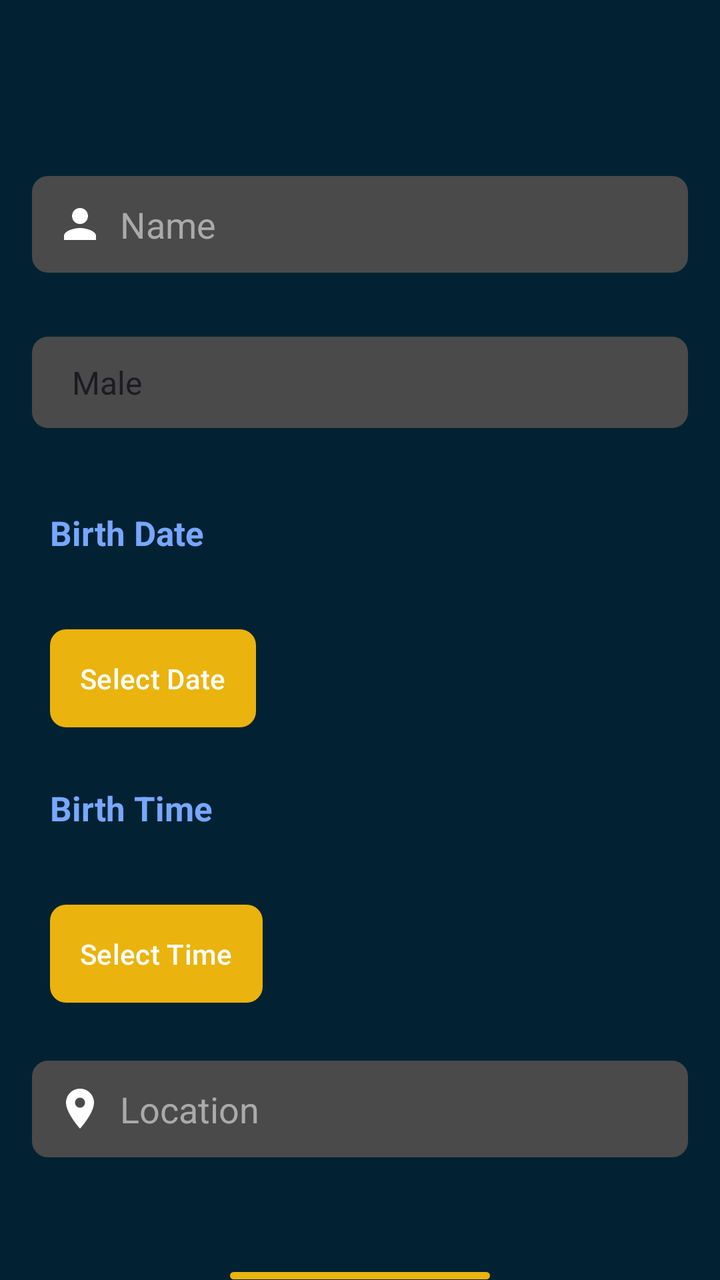
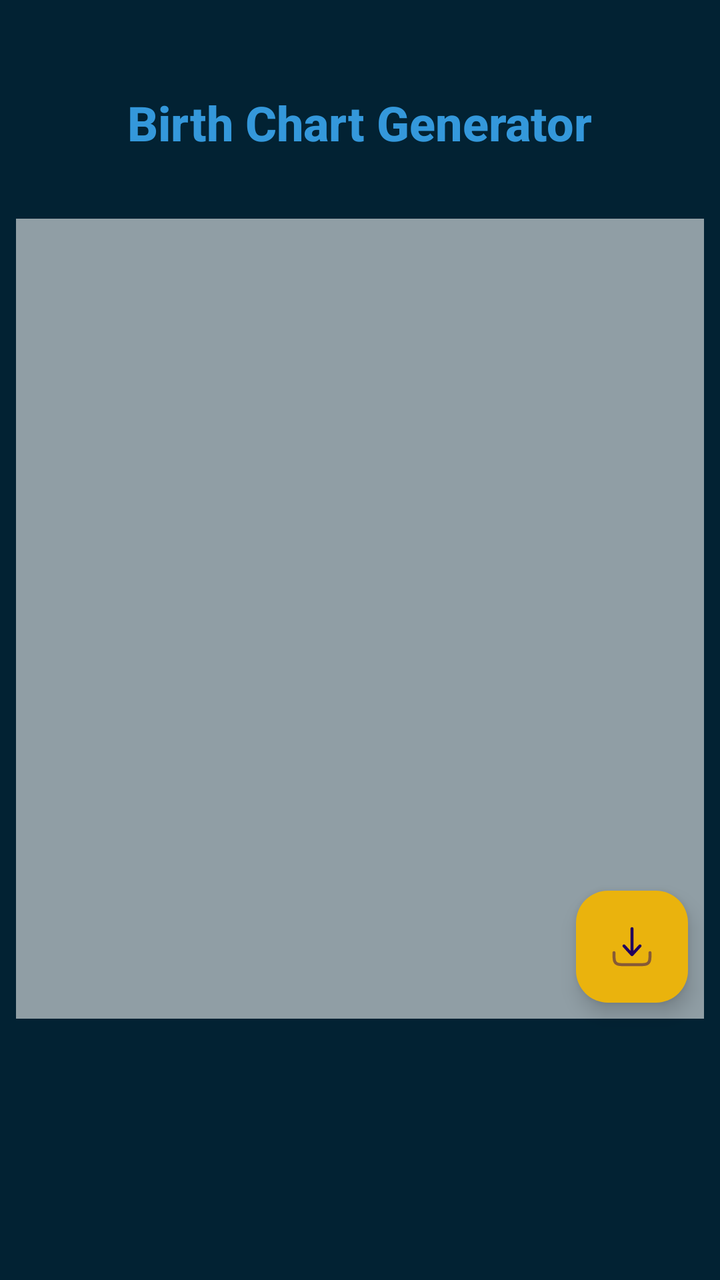

An Android layout rendered at two revisions. The XML below is the earlier revision; the diff shows what the commit changed to produce the second picture.
<!-- AndroidManifest.xml: application theme Theme.AstroChart -->
<!-- res/layout/activity_main.xml -->
<?xml version="1.0" encoding="utf-8"?>
<androidx.constraintlayout.widget.ConstraintLayout xmlns:android="http://schemas.android.com/apk/res/android"
    xmlns:app="http://schemas.android.com/apk/res-auto"
    xmlns:tools="http://schemas.android.com/tools"
    android:id="@+id/main"
    android:layout_width="match_parent"
    android:layout_height="match_parent"
    tools:context=".MainActivity"
    android:background="@color/secondary_blue">

    <androidx.constraintlayout.widget.ConstraintLayout
        android:id="@+id/ui1"
        android:layout_width="match_parent"
        android:layout_height="match_parent"
        android:visibility="gone"
        app:layout_constraintBottom_toBottomOf="parent"
        app:layout_constraintEnd_toEndOf="parent"
        app:layout_constraintStart_toStartOf="parent"
        app:layout_constraintTop_toTopOf="parent">

        <TextView
            android:id="@+id/textView"
            android:layout_width="wrap_content"
            android:layout_height="wrap_content"
            android:text="@string/birth_chart_generator"
            app:layout_constraintEnd_toEndOf="parent"
            android:layout_marginTop="45dp"
            android:textSize="24sp"
            android:textStyle="bold"
            android:fontFamily="sans-serif-medium"
            android:textColor="@color/primary_blue"
            app:layout_constraintStart_toStartOf="parent"
            app:layout_constraintTop_toTopOf="parent" />

        <ImageView
            android:id="@+id/chartImageView"
            android:layout_width="match_parent"
            android:layout_height="400dp"
            android:layout_marginHorizontal="8dp"
            android:layout_marginTop="32dp"
            android:background="#8FFFFFFF"
            app:layout_constraintEnd_toEndOf="parent"
            app:layout_constraintStart_toStartOf="parent"
            app:layout_constraintTop_toBottomOf="@+id/textView" />

        <Button
            android:id="@+id/btn"
            android:layout_width="wrap_content"
            android:layout_height="wrap_content"
            android:text="@string/know_more"
            android:backgroundTint="@color/time_color"
            android:padding="15dp"
            app:cornerRadius="8dp"
            app:layout_constraintBottom_toBottomOf="parent"
            app:layout_constraintEnd_toEndOf="parent"
            app:layout_constraintStart_toStartOf="parent"
            app:layout_constraintTop_toBottomOf="@+id/chartImageView" />

        <ProgressBar
            android:id="@+id/pBar"
            android:visibility="invisible"
            android:layout_width="wrap_content"
            android:layout_height="wrap_content"
            android:outlineSpotShadowColor="#EAB30D"
            app:layout_constraintBottom_toBottomOf="@+id/chartImageView"
            app:layout_constraintEnd_toEndOf="@+id/chartImageView"
            app:layout_constraintStart_toStartOf="@+id/chartImageView"
            app:layout_constraintTop_toTopOf="@+id/chartImageView" />

        <androidx.recyclerview.widget.RecyclerView
            android:id="@+id/rcv_regions"
            android:layout_width="wrap_content"
            android:layout_height="wrap_content"
            android:orientation="horizontal"
            android:layout_margin="8dp"
            android:visibility="visible"
            tools:listitem="@layout/item_region"
            app:layout_constraintEnd_toEndOf="parent"
            app:layout_constraintStart_toStartOf="parent"
            app:layout_constraintTop_toBottomOf="@+id/chartImageView"
            tools:itemCount="1" />

        <com.google.android.material.floatingactionbutton.FloatingActionButton
            android:id="@+id/btn_download"
            android:layout_width="wrap_content"
            android:layout_height="wrap_content"
            android:layout_alignParentEnd="true"
            android:layout_alignParentBottom="true"
            android:layout_margin="8dp"
            android:layout_marginBottom="8dp"
            android:backgroundTint="#EAB30D"
            android:src="@drawable/ic_download"
            app:layout_constraintBottom_toBottomOf="@+id/chartImageView"
            app:layout_constraintEnd_toEndOf="@+id/chartImageView"
            android:contentDescription="@string/download_chart" />

    </androidx.constraintlayout.widget.ConstraintLayout>

    <RelativeLayout
        android:id="@+id/ui2"
        android:layout_width="match_parent"
        android:layout_height="match_parent"
        android:layout_marginTop="72dp"
        android:visibility="visible"
        app:layout_constraintBottom_toBottomOf="parent"
        app:layout_constraintEnd_toEndOf="parent"
        app:layout_constraintStart_toStartOf="parent"
        app:layout_constraintTop_toTopOf="parent">

        <EditText
            android:id="@+id/editTextName"
            android:layout_width="match_parent"
            android:layout_height="wrap_content"
            android:layout_margin="16dp"
            android:padding="12dp"
            android:background="@drawable/rounded_edittext"
            android:hint="Name"
            android:textColorHint="@color/hint_color"
            android:textColor="@color/white"
            android:drawableStart="@drawable/baseline_person_24"
            android:drawablePadding="8dp"
            android:inputType="text" />

        <Spinner
            android:id="@+id/spinnerGender"
            android:layout_width="match_parent"
            android:layout_height="wrap_content"
            android:layout_below="@id/editTextName"
            android:layout_margin="16dp"
            android:padding="12dp"
            android:drawableStart="@drawable/baseline_transgender_24"
            android:drawablePadding="8dp"
            android:background="@drawable/rounded_spinner"
            android:entries="@array/gender_options" />

        <TextView
            android:id="@+id/textViewBirthDate"
            android:layout_width="match_parent"
            android:layout_height="wrap_content"
            android:layout_below="@id/spinnerGender"
            android:layout_margin="25dp"
            android:textStyle="bold"
            android:textSize="17sp"
            android:textColor="@color/time_color"
            android:text="@string/birth_date" />

        <com.google.android.material.button.MaterialButton
            android:id="@+id/buttonSelectDate"
            android:layout_width="wrap_content"
            android:layout_height="wrap_content"
            android:layout_below="@id/textViewBirthDate"
            android:layout_marginStart="25dp"
            android:layout_marginTop="8dp"
            android:padding="15dp"
            app:cornerRadius="8dp"
            app:backgroundTint="#EAB30D"
            android:textColor="@color/white"
            android:text="Select Date" />

        <TextView
            android:id="@+id/textViewTime"
            android:layout_width="match_parent"
            android:layout_height="wrap_content"
            android:layout_below="@id/buttonSelectDate"
            android:layout_margin="25dp"
            android:textSize="17sp"
            android:textColor="@color/time_color"
            android:textStyle="bold"
            android:text="Birth Time" />

        <Button
            android:id="@+id/buttonSelectTime"
            android:layout_width="wrap_content"
            android:layout_height="wrap_content"
            android:layout_below="@id/textViewTime"
            android:layout_marginStart="25dp"
            android:layout_marginTop="8dp"
            android:padding="15dp"
            app:backgroundTint="#EAB30D"
            app:cornerRadius="8dp"
            android:textColor="@color/white"
            android:text="Select Time" />

        <EditText
            android:id="@+id/editTextLocation"
            android:layout_width="match_parent"
            android:layout_height="wrap_content"
            android:layout_below="@id/buttonSelectTime"
            android:layout_marginHorizontal="16dp"
            android:layout_marginVertical="25dp"
            android:padding="12dp"
            android:background="@drawable/rounded_edittext"
            android:textColor="@color/white"
            android:hint="Location"
            android:drawableStart="@drawable/baseline_location_on_24"
            android:drawablePadding="8dp"
            android:textColorHint="@color/hint_color"
            android:inputType="text" />

        <Button
            android:id="@+id/buttonSubmit"
            android:layout_width="130dp"
            android:layout_height="wrap_content"
            android:layout_below="@id/editTextLocation"
            android:layout_centerHorizontal="true"
            android:layout_marginTop="32dp"
            app:backgroundTint="#EAB30D"
            app:cornerRadius="8dp"
            android:padding="12dp"
            android:textColor="@color/white"
            android:text="Submit" />

    </RelativeLayout>



</androidx.constraintlayout.widget.ConstraintLayout>
<!-- res/layout/item_region.xml (included above) -->
<?xml version="1.0" encoding="utf-8"?>
<LinearLayout xmlns:android="http://schemas.android.com/apk/res/android"
    android:layout_width="wrap_content"
    android:layout_height="wrap_content"
    android:orientation="vertical"
    android:padding="8dp">

    <TextView
        android:id="@+id/textView"
        android:layout_width="wrap_content"
        android:layout_height="wrap_content"
        android:background="@drawable/item_background"
        android:gravity="center"
        android:padding="16dp"
        android:text="Item"
        android:textColor="@android:color/black" />
</LinearLayout>
<!-- resources referenced by this layout -->
<resources>
  <string-array name="gender_options">
          <item>Male</item>
          <item>Female</item>
      </string-array>
  <color name="hint_color">#AAAAAA</color>
  <color name="primary_blue">#3498db</color>
  <color name="secondary_blue">#022233</color>
  <color name="time_color">#78A7FF</color>
  <color name="white">#FFFFFFFF</color>
  <!-- drawable baseline_location_on_24 (drawable) -->
  <vector xmlns:android="http://schemas.android.com/apk/res/android" android:height="24dp" android:tint="#FFFFFF" android:viewportHeight="24" android:viewportWidth="24" android:width="24dp">
        
      <path android:fillColor="@android:color/white" android:pathData="M12,2C8.13,2 5,5.13 5,9c0,5.25 7,13 7,13s7,-7.75 7,-13c0,-3.87 -3.13,-7 -7,-7zM12,11.5c-1.38,0 -2.5,-1.12 -2.5,-2.5s1.12,-2.5 2.5,-2.5 2.5,1.12 2.5,2.5 -1.12,2.5 -2.5,2.5z"/>
      
  </vector>
  <!-- drawable baseline_person_24 (drawable) -->
  <vector xmlns:android="http://schemas.android.com/apk/res/android" android:height="24dp" android:tint="#FFFFFF" android:viewportHeight="24" android:viewportWidth="24" android:width="24dp">
        
      <path android:fillColor="@android:color/white" android:pathData="M12,12c2.21,0 4,-1.79 4,-4s-1.79,-4 -4,-4 -4,1.79 -4,4 1.79,4 4,4zM12,14c-2.67,0 -8,1.34 -8,4v2h16v-2c0,-2.66 -5.33,-4 -8,-4z"/>
      
  </vector>
  <!-- drawable baseline_transgender_24 (drawable) -->
  <vector xmlns:android="http://schemas.android.com/apk/res/android" android:height="24dp" android:tint="#FFFFFF" android:viewportHeight="24" android:viewportWidth="24" android:width="24dp">
        
      <path android:fillColor="@android:color/white" android:pathData="M12,8c1.93,0 3.5,1.57 3.5,3.5S13.93,15 12,15s-3.5,-1.57 -3.5,-3.5S10.07,8 12,8zM16.53,8.38l3.97,-3.96V7h2V1h-6v2h2.58l-3.97,3.97C14.23,6.36 13.16,6 12,6c-1.16,0 -2.23,0.36 -3.11,0.97L8.24,6.32l1.41,-1.41L8.24,3.49L6.82,4.9L4.92,3H7.5V1h-6v6h2V4.42l1.91,1.9L3.99,7.74l1.41,1.41l1.41,-1.41l0.65,0.65C6.86,9.27 6.5,10.34 6.5,11.5c0,2.7 1.94,4.94 4.5,5.41L11,19H9v2h2v2h2v-2h2v-2h-2l0,-2.09c2.56,-0.47 4.5,-2.71 4.5,-5.41C17.5,10.34 17.14,9.27 16.53,8.38z"/>
      
  </vector>
  <!-- drawable item_background (drawable) -->
  <?xml version="1.0" encoding="utf-8"?>
  <selector xmlns:android="http://schemas.android.com/apk/res/android">
      <item android:state_selected="true" android:drawable="@color/colorSelected" />
      <item android:drawable="@color/colorUnselected" />
  </selector>
  <!-- drawable rounded_edittext (drawable) -->
  <?xml version="1.0" encoding="utf-8"?>
  <shape xmlns:android="http://schemas.android.com/apk/res/android">
      <solid android:color="#4A4A4A" />
      <corners android:radius="8dp" />
      <padding android:left="12dp" android:top="12dp" android:right="12dp" android:bottom="12dp"/>
  </shape>
  <!-- drawable rounded_spinner (drawable) -->
  <?xml version="1.0" encoding="utf-8"?>
  <shape xmlns:android="http://schemas.android.com/apk/res/android">
      <solid android:color="#4A4A4A" />
      <corners android:radius="8dp" />
      <padding android:left="12dp" android:top="12dp" android:right="12dp" android:bottom="12dp"/>
  </shape>
  <string name="birth_chart_generator">Birth Chart Generator</string>
  <string name="birth_date">Birth Date</string>
  <string name="download_chart">Download Chart</string>
  <string name="know_more">Know more</string>
  <style name="Theme.AstroChart" parent="Base.Theme.AstroChart" />
  <color name="colorSelected">#FFD27F</color>
  <color name="colorUnselected">#FFF1CE</color>
  <style name="Base.Theme.AstroChart" parent="Theme.Material3.DayNight.NoActionBar">
          
          
      </style>
  <!-- unchanged entries left out for length: 1 -->
</resources>

<!-- the commit's change to res/layout/activity_main.xml (unified diff, before → after) -->
@@ -12,87 +12,115 @@
         android:id="@+id/ui1"
         android:layout_width="match_parent"
         android:layout_height="match_parent"
-        android:visibility="gone"
+        android:visibility="visible"
         app:layout_constraintBottom_toBottomOf="parent"
         app:layout_constraintEnd_toEndOf="parent"
         app:layout_constraintStart_toStartOf="parent"
         app:layout_constraintTop_toTopOf="parent">
 
-        <TextView
-            android:id="@+id/textView"
-            android:layout_width="wrap_content"
-            android:layout_height="wrap_content"
-            android:text="@string/birth_chart_generator"
-            app:layout_constraintEnd_toEndOf="parent"
-            android:layout_marginTop="45dp"
-            android:textSize="24sp"
-            android:textStyle="bold"
-            android:fontFamily="sans-serif-medium"
-            android:textColor="@color/primary_blue"
-            app:layout_constraintStart_toStartOf="parent"
-            app:layout_constraintTop_toTopOf="parent" />
-
-        <ImageView
-            android:id="@+id/chartImageView"
-            android:layout_width="match_parent"
-            android:layout_height="400dp"
-            android:layout_marginHorizontal="8dp"
-            android:layout_marginTop="32dp"
-            android:background="#8FFFFFFF"
-            app:layout_constraintEnd_toEndOf="parent"
-            app:layout_constraintStart_toStartOf="parent"
-            app:layout_constraintTop_toBottomOf="@+id/textView" />
-
-        <Button
-            android:id="@+id/btn"
-            android:layout_width="wrap_content"
-            android:layout_height="wrap_content"
-            android:text="@string/know_more"
-            android:backgroundTint="@color/time_color"
-            android:padding="15dp"
-            app:cornerRadius="8dp"
-            app:layout_constraintBottom_toBottomOf="parent"
-            app:layout_constraintEnd_toEndOf="parent"
-            app:layout_constraintStart_toStartOf="parent"
-            app:layout_constraintTop_toBottomOf="@+id/chartImageView" />
-
-        <ProgressBar
-            android:id="@+id/pBar"
-            android:visibility="invisible"
-            android:layout_width="wrap_content"
-            android:layout_height="wrap_content"
-            android:outlineSpotShadowColor="#EAB30D"
-            app:layout_constraintBottom_toBottomOf="@+id/chartImageView"
-            app:layout_constraintEnd_toEndOf="@+id/chartImageView"
-            app:layout_constraintStart_toStartOf="@+id/chartImageView"
-            app:layout_constraintTop_toTopOf="@+id/chartImageView" />
-
-        <androidx.recyclerview.widget.RecyclerView
-            android:id="@+id/rcv_regions"
-            android:layout_width="wrap_content"
-            android:layout_height="wrap_content"
-            android:orientation="horizontal"
-            android:layout_margin="8dp"
-            android:visibility="visible"
-            tools:listitem="@layout/item_region"
-            app:layout_constraintEnd_toEndOf="parent"
-            app:layout_constraintStart_toStartOf="parent"
-            app:layout_constraintTop_toBottomOf="@+id/chartImageView"
-            tools:itemCount="1" />
-
-        <com.google.android.material.floatingactionbutton.FloatingActionButton
-            android:id="@+id/btn_download"
-            android:layout_width="wrap_content"
-            android:layout_height="wrap_content"
-            android:layout_alignParentEnd="true"
-            android:layout_alignParentBottom="true"
-            android:layout_margin="8dp"
-            android:layout_marginBottom="8dp"
-            android:backgroundTint="#EAB30D"
-            android:src="@drawable/ic_download"
-            app:layout_constraintBottom_toBottomOf="@+id/chartImageView"
-            app:layout_constraintEnd_toEndOf="@+id/chartImageView"
-            android:contentDescription="@string/download_chart" />
+        <ScrollView
+            android:layout_width="match_parent"
+            android:layout_height="match_parent"
+            android:orientation="vertical">
+
+            <androidx.constraintlayout.widget.ConstraintLayout
+                android:layout_width="match_parent"
+                android:layout_height="wrap_content">
+
+                <TextView
+                    android:id="@+id/textView"
+                    android:layout_width="wrap_content"
+                    android:layout_height="wrap_content"
+                    android:text="@string/birth_chart_generator"
+                    app:layout_constraintEnd_toEndOf="parent"
+                    android:layout_marginTop="45dp"
+                    android:textSize="24sp"
+                    android:textStyle="bold"
+                    android:fontFamily="sans-serif-medium"
+                    android:textColor="@color/primary_blue"
+                    app:layout_constraintStart_toStartOf="parent"
+                    app:layout_constraintTop_toTopOf="parent" />
+
+                <ImageView
+                    android:id="@+id/chartImageView"
+                    android:layout_width="match_parent"
+                    android:layout_height="400dp"
+                    android:layout_marginHorizontal="8dp"
+                    android:layout_marginTop="32dp"
+                    android:background="#8FFFFFFF"
+                    app:layout_constraintEnd_toEndOf="parent"
+                    app:layout_constraintStart_toStartOf="parent"
+                    app:layout_constraintTop_toBottomOf="@+id/textView" />
+
+                <Button
+                    android:id="@+id/btn"
+                    android:layout_width="wrap_content"
+                    android:layout_height="wrap_content"
+                    android:text="@string/know_more"
+                    android:backgroundTint="@color/time_color"
+                    android:padding="15dp"
+                    app:cornerRadius="8dp"
+                    android:visibility="gone"
+                    app:layout_constraintBottom_toBottomOf="parent"
+                    app:layout_constraintEnd_toEndOf="parent"
+                    app:layout_constraintStart_toStartOf="parent"
+                    app:layout_constraintTop_toBottomOf="@+id/chartImageView" />
+
+                <ProgressBar
+                    android:id="@+id/pBar"
+                    android:visibility="invisible"
+                    android:layout_width="wrap_content"
+                    android:layout_height="wrap_content"
+                    android:outlineSpotShadowColor="#EAB30D"
+                    app:layout_constraintBottom_toBottomOf="@+id/chartImageView"
+                    app:layout_constraintEnd_toEndOf="@+id/chartImageView"
+                    app:layout_constraintStart_toStartOf="@+id/chartImageView"
+                    app:layout_constraintTop_toTopOf="@+id/chartImageView" />
+
+                <androidx.recyclerview.widget.RecyclerView
+                    android:id="@+id/rcv_regions"
+                    android:layout_width="wrap_content"
+                    android:layout_height="wrap_content"
+                    android:orientation="horizontal"
+                    android:layout_margin="8dp"
+                    android:visibility="visible"
+                    tools:listitem="@layout/item_region"
+                    app:layout_constraintEnd_toEndOf="parent"
+                    app:layout_constraintStart_toStartOf="parent"
+                    app:layout_constraintTop_toBottomOf="@+id/chartImageView"
+                    tools:itemCount="1" />
+
+                <com.google.android.material.floatingactionbutton.FloatingActionButton
+                    android:id="@+id/btn_download"
+                    android:layout_width="wrap_content"
+                    android:layout_height="wrap_content"
+                    android:layout_alignParentEnd="true"
+                    android:layout_alignParentBottom="true"
+                    android:layout_margin="8dp"
+                    android:layout_marginBottom="8dp"
+                    android:backgroundTint="#EAB30D"
+                    android:src="@drawable/ic_download"
+                    app:layout_constraintBottom_toBottomOf="@+id/chartImageView"
+                    app:layout_constraintEnd_toEndOf="@+id/chartImageView"
+                    android:contentDescription="@string/download_chart" />
+
+                <androidx.recyclerview.widget.RecyclerView
+                    android:id="@+id/rcvPredictions"
+                    android:layout_width="match_parent"
+                    android:layout_height="wrap_content"
+                    android:background="@color/hint_color"
+                    android:visibility="gone"
+                    android:paddingVertical="4dp"
+                    android:layout_marginTop="24dp"
+                    app:layout_constraintEnd_toEndOf="parent"
+                    app:layout_constraintStart_toStartOf="parent"
+                    app:layout_constraintTop_toBottomOf="@+id/rcv_regions"
+                    tools:itemCount="1"
+                    tools:listitem="@layout/item_prediction" />
+
+            </androidx.constraintlayout.widget.ConstraintLayout>
+
+        </ScrollView>
 
     </androidx.constraintlayout.widget.ConstraintLayout>
 
@@ -101,7 +129,7 @@
         android:layout_width="match_parent"
         android:layout_height="match_parent"
         android:layout_marginTop="72dp"
-        android:visibility="visible"
+        android:visibility="gone"
         app:layout_constraintBottom_toBottomOf="parent"
         app:layout_constraintEnd_toEndOf="parent"
         app:layout_constraintStart_toStartOf="parent"
@@ -233,3 +261,34 @@
         android:text="Item"
         android:textColor="@android:color/black" />
 </LinearLayout>
+<!-- res/layout/item_prediction.xml (included above) -->
+<?xml version="1.0" encoding="utf-8"?>
+<androidx.constraintlayout.widget.ConstraintLayout xmlns:android="http://schemas.android.com/apk/res/android"
+    xmlns:app="http://schemas.android.com/apk/res-auto"
+    android:layout_width="80dp"
+    android:layout_height="wrap_content"
+    android:orientation="horizontal"
+    android:gravity="center_vertical">
+
+    <ImageView
+        android:id="@+id/iv_prediction"
+        android:layout_width="50dp"
+        android:layout_height="60dp"
+        android:src="@drawable/ic_prediction"
+        app:layout_constraintEnd_toEndOf="parent"
+        app:layout_constraintStart_toStartOf="parent"
+        app:layout_constraintTop_toTopOf="parent" />
+
+    <TextView
+        android:layout_width="wrap_content"
+        android:layout_height="wrap_content"
+        android:text="@string/health"
+        android:textSize="14sp"
+        android:textColor="@color/secondary_blue"
+        android:layout_marginVertical="8dp"
+        app:layout_constraintBottom_toBottomOf="parent"
+        app:layout_constraintEnd_toEndOf="parent"
+        app:layout_constraintStart_toStartOf="parent"
+        app:layout_constraintTop_toBottomOf="@+id/iv_prediction" />
+
+</androidx.constraintlayout.widget.ConstraintLayout>
<!-- resource entries referenced after the edit -->
@@ -27,6 +27,7 @@
       <path android:fillColor="@android:color/white" android:pathData="M12,8c1.93,0 3.5,1.57 3.5,3.5S13.93,15 12,15s-3.5,-1.57 -3.5,-3.5S10.07,8 12,8zM16.53,8.38l3.97,-3.96V7h2V1h-6v2h2.58l-3.97,3.97C14.23,6.36 13.16,6 12,6c-1.16,0 -2.23,0.36 -3.11,0.97L8.24,6.32l1.41,-1.41L8.24,3.49L6.82,4.9L4.92,3H7.5V1h-6v6h2V4.42l1.91,1.9L3.99,7.74l1.41,1.41l1.41,-1.41l0.65,0.65C6.86,9.27 6.5,10.34 6.5,11.5c0,2.7 1.94,4.94 4.5,5.41L11,19H9v2h2v2h2v-2h2v-2h-2l0,-2.09c2.56,-0.47 4.5,-2.71 4.5,-5.41C17.5,10.34 17.14,9.27 16.53,8.38z"/>
       
   </vector>
+  <!-- drawable ic_prediction: png bitmap (drawable, 37585 bytes) -->
   <!-- drawable item_background (drawable) -->
   <?xml version="1.0" encoding="utf-8"?>
   <selector xmlns:android="http://schemas.android.com/apk/res/android">
@@ -50,6 +51,7 @@
   <string name="birth_chart_generator">Birth Chart Generator</string>
   <string name="birth_date">Birth Date</string>
   <string name="download_chart">Download Chart</string>
+  <string name="health">Health</string>
   <string name="know_more">Know more</string>
   <style name="Theme.AstroChart" parent="Base.Theme.AstroChart" />
   <color name="colorSelected">#FFD27F</color>
